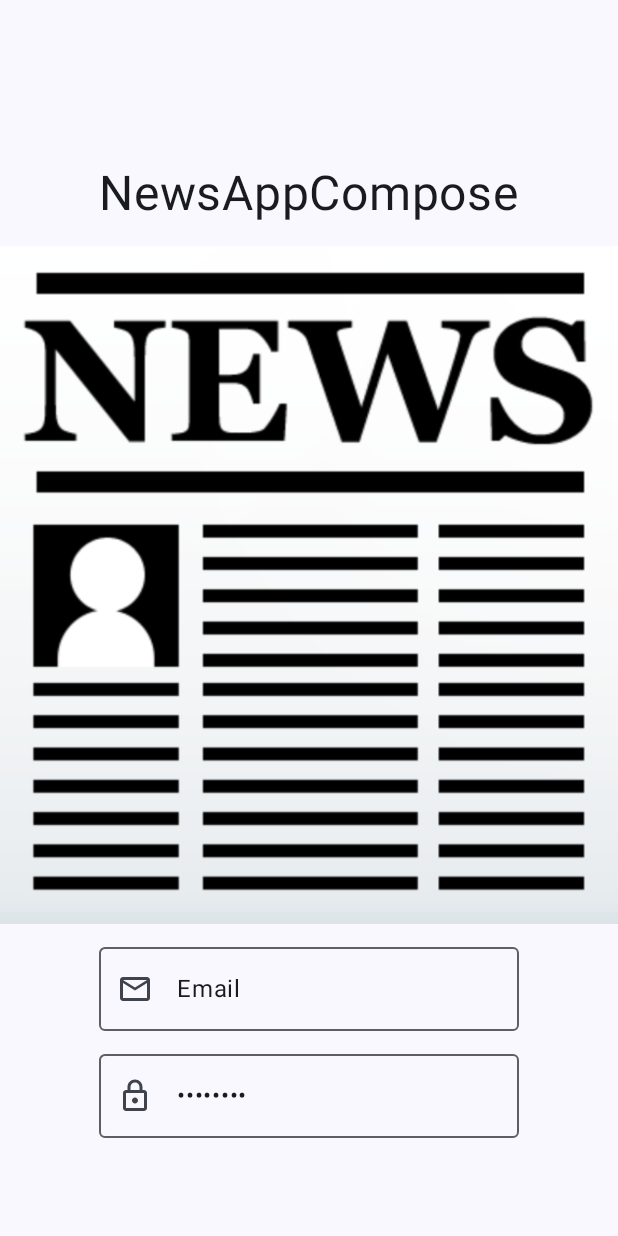
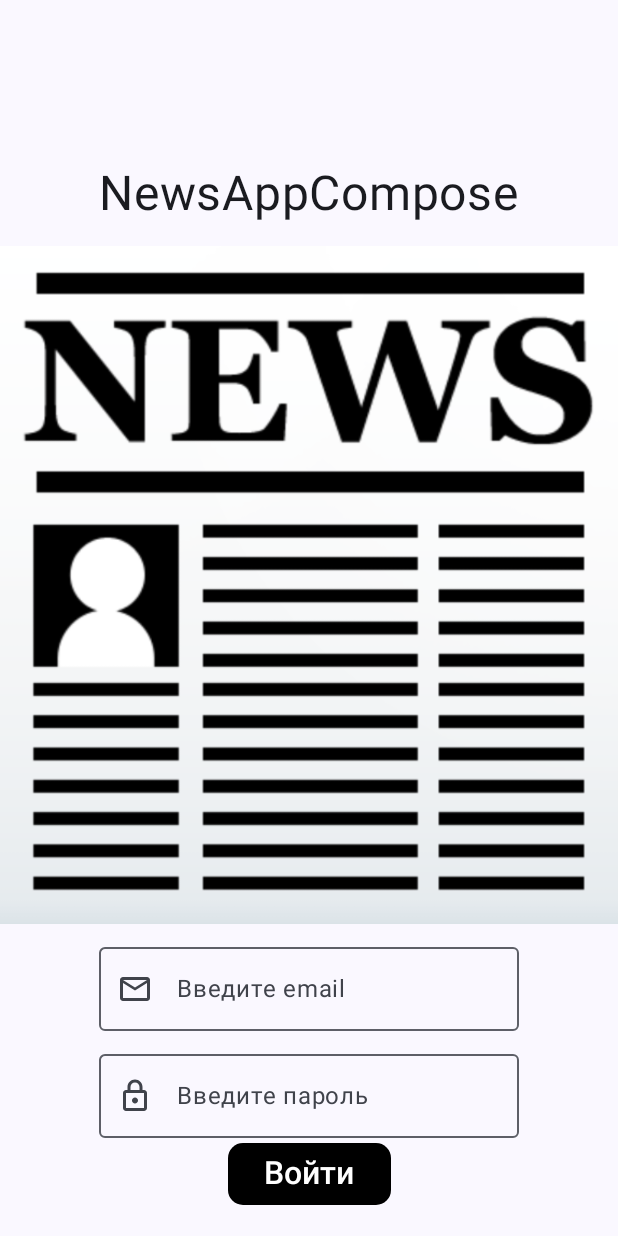
Before and after one commit to Svyat000/NewsAppCompose, an Android app built with Jetpack Compose: the screen it shows after launch (MainActivity), on a phone screen of 412 x 824 dp. Run offline under Robolectric (Android 15) with nearby library versions, the phone set to English and light mode, and no system bars; our stand-ins replace Dagger/Hilt's generated code.

Commit message:
ref mainnav and LoginScreen

```diff
--- a/app/src/main/java/com/sddrozdov/newsappcompose/ui/navigation/MainNavigation.kt
+++ b/app/src/main/java/com/sddrozdov/newsappcompose/ui/navigation/MainNavigation.kt
@@ -32,7 +32,9 @@ fun MainNav(
         startDestination = Screen.Login
     ) {
         composable<Screen.Login> {
-            LoginScreen { navigateTo -> navHostController.navigate(navigateTo) }
+            LoginScreen(onNavigateTo = { navigateTo ->
+                navHostController.navigate(navigateTo)
+            })
         }
         composable<Screen.Register> {
             RegisterScreen { navigateTo -> navHostController.navigate(navigateTo) }
--- a/app/src/main/java/com/sddrozdov/newsappcompose/ui/screen/LoginScreen.kt
+++ b/app/src/main/java/com/sddrozdov/newsappcompose/ui/screen/LoginScreen.kt
@@ -17,16 +17,19 @@ import androidx.compose.ui.graphics.vector.rememberVectorPainter
 import androidx.compose.ui.res.painterResource
 import androidx.compose.ui.res.stringResource
 import androidx.compose.ui.text.input.PasswordVisualTransformation
-import androidx.compose.ui.text.input.TextFieldValue
 import androidx.compose.ui.tooling.preview.Preview
 import androidx.compose.ui.unit.dp
 import androidx.compose.ui.unit.sp
+import androidx.lifecycle.viewmodel.compose.viewModel
 import com.sddrozdov.newsappcompose.R
+import com.sddrozdov.newsappcompose.ui.component.StyledButton
 import com.sddrozdov.newsappcompose.ui.navigation.Screen
+import com.sddrozdov.newsappcompose.ui.screen.viewmodel.LoginScreenViewModel
 
 @Composable
 fun LoginScreen(
-    onNavigateTo: (Screen) -> Unit = {}
+    onNavigateTo: (Screen) -> Unit = {},
+    viewModel: LoginScreenViewModel = viewModel()
 ) {
     Column(
         modifier = Modifier.fillMaxSize(),
@@ -43,26 +46,39 @@ fun LoginScreen(
             modifier = Modifier.padding(top = 15.dp)
         )
         OutlinedTextField(
-            value = "Email",
-            onValueChange = {},
+            modifier = Modifier.padding(top = 15.dp),
+            value = viewModel.email,
+            onValueChange = viewModel::updateEmail,
             leadingIcon = {
                 Icon(
                     painter = rememberVectorPainter(image = Icons.Outlined.Email),
                     contentDescription = ""
                 )
-            }, modifier = Modifier.padding(top = 15.dp)
+            },
+            placeholder = {
+                Text(text = stringResource(R.string.enter_email))
+            }
         )
         OutlinedTextField(
-            value = "Password",
-            onValueChange = {},
+            value = viewModel.password,
+            onValueChange = viewModel::updatePassword,
             leadingIcon = {
                 Icon(
                     painter = rememberVectorPainter(image = Icons.Outlined.Lock),
                     contentDescription = ""
                 )
             }, modifier = Modifier.padding(top = 15.dp),
-            visualTransformation = PasswordVisualTransformation()
+            visualTransformation = PasswordVisualTransformation(),
+            placeholder = {
+                Text(text = stringResource(R.string.enter_password))
+            }
         )
+        StyledButton(onClick = {}) {
+            Text(
+                text = stringResource(R.string.login),
+                fontSize = 21.sp
+            )
+        }
     }
 }
 
```
